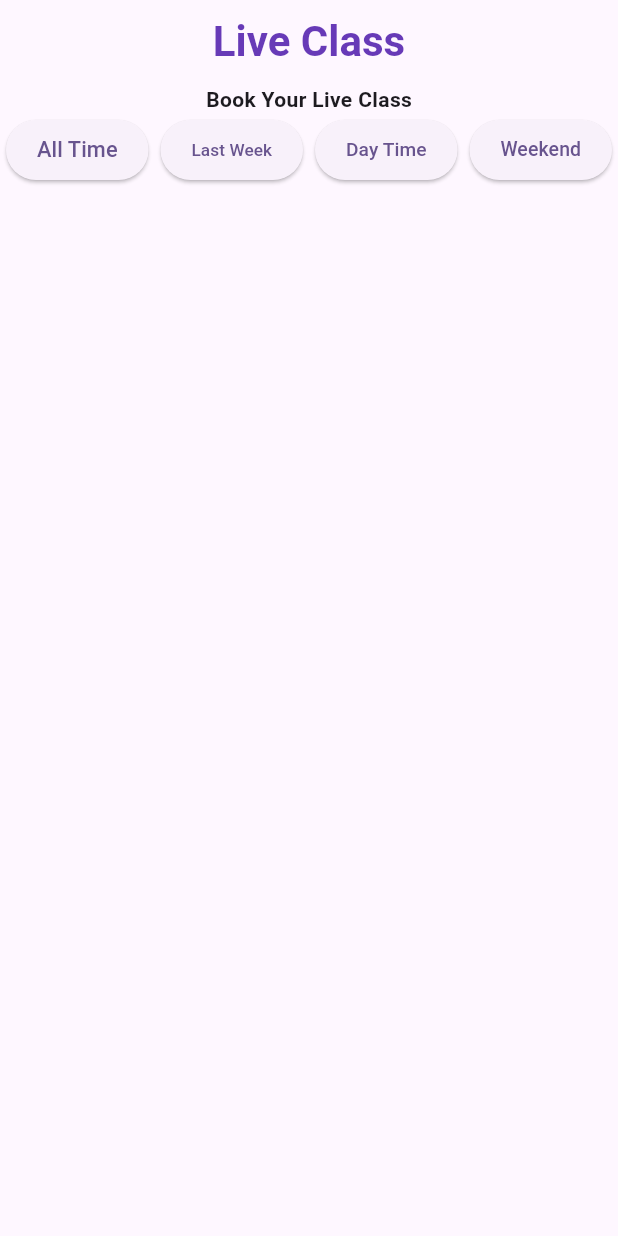
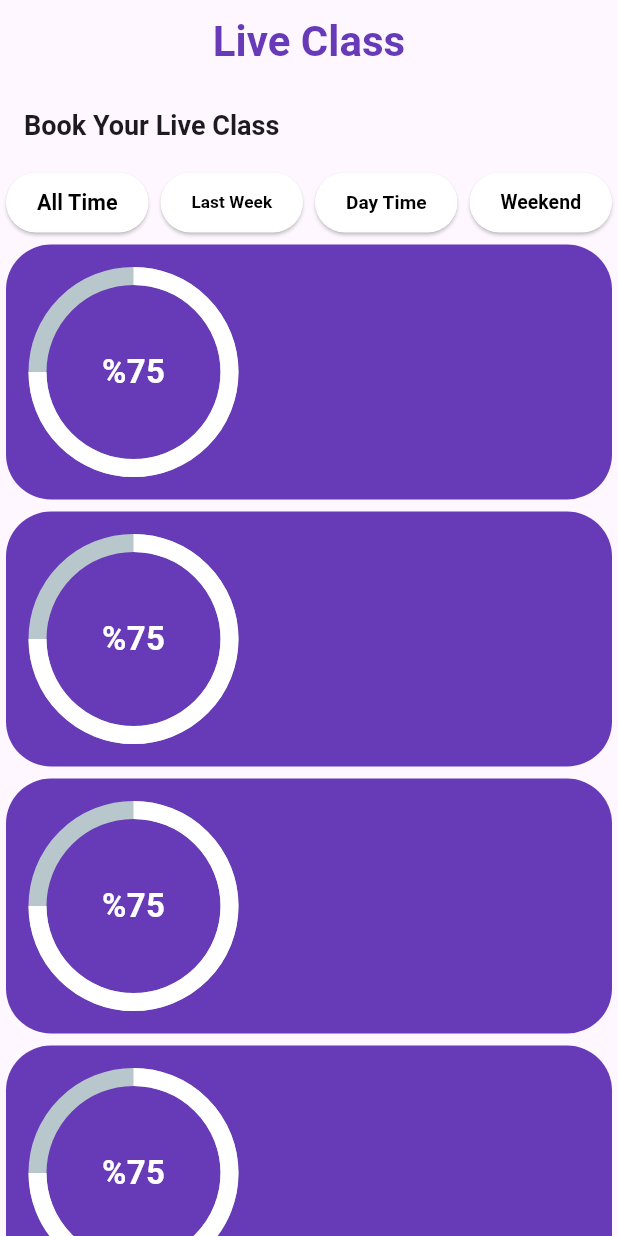
Before and after one commit to uluckabd/flutter_design_draft, a Flutter app: the screen it shows after launch, on a phone screen of 412 x 824 dp. Run offline on Flutter 3.47's test engine with Material 3 defaults, Android fonts, the phone set to English and light mode, and no system bars; drawn by our look-alikes of percent_indicator.

Commit message:
card tasarımı yapıldı

```diff
--- a/lib/Babble_App/CoursesPage.dart
+++ b/lib/Babble_App/CoursesPage.dart
@@ -1,4 +1,5 @@
 import 'package:flutter/material.dart';
+import 'package:percent_indicator/circular_percent_indicator.dart';
 
 class CoursesPage extends StatefulWidget {
   const CoursesPage({super.key});
@@ -20,58 +21,120 @@ class _CoursesPageState extends State<CoursesPage> {
           ).textTheme.headlineLarge?.copyWith(color: Colors.deepPurple),
         ),
       ),
-      body: Column(
+      body: Expanded(
+        child: Column(
+          crossAxisAlignment: CrossAxisAlignment.start,
           children: [
-          Text("Book Your Live Class"),
+            Padding(
+              padding: const EdgeInsets.all(16.0),
+              child: Text(
+                "Book Your Live Class",
+                style: Theme.of(context).textTheme.headlineMedium,
+              ),
+            ),
 
             Row(
               mainAxisAlignment: MainAxisAlignment.spaceEvenly,
               children: [
-              Expanded(
-                // Buton 1
-                child: Padding(
-                  // Butonlar arasına boşluk
-                  padding: const EdgeInsets.symmetric(horizontal: 4.0),
-                  child: ElevatedButton(
-                    onPressed: () {},
-                    child: FittedBox(child: Text("All Time")),
-                  ),
-                ),
+                topbuttons(ButtonText: "All Time"),
+                topbuttons(ButtonText: "Last Week"),
+                topbuttons(ButtonText: "Day Time"),
+                topbuttons(ButtonText: "Weekend"),
+              ],
             ),
             Expanded(
-                // Buton 2
-                child: Padding(
-                  padding: const EdgeInsets.symmetric(horizontal: 4.0),
-                  child: ElevatedButton(
-                    onPressed: () {},
-                    child: FittedBox(child: Text("Last Week")),
-                  ),
-                ),
-              ),
-              Expanded(
-                // Buton 3
-                child: Padding(
-                  padding: const EdgeInsets.symmetric(horizontal: 4.0),
-                  child: ElevatedButton(
-                    onPressed: () {},
-                    child: FittedBox(child: Text("Day Time")),
-                  ),
-                ),
-              ),
-              Expanded(
-                // Buton 4
-                child: Padding(
-                  padding: const EdgeInsets.symmetric(horizontal: 4.0),
-                  child: ElevatedButton(
-                    onPressed: () {},
-                    child: FittedBox(child: Text("Weekend")),
+              child: SingleChildScrollView(
+                child: Column(
+                  children: [
+                    bodycard(),
+                    bodycard(),
+                    bodycard(),
+                    bodycard(),
+                    bodycard(),
+                  ],
                 ),
               ),
             ),
           ],
+        ),
+      ),
+    );
+  }
+}
+
+class bodycard extends StatelessWidget {
+  const bodycard({super.key});
+
+  @override
+  Widget build(BuildContext context) {
+    return Card(
+      shape: RoundedRectangleBorder(
+        borderRadius: BorderRadiusGeometry.circular(30),
+      ),
+      color: Colors.deepPurple,
+      elevation: 0,
+      child: Row(
+        crossAxisAlignment: CrossAxisAlignment.center,
+        children: [
+          Padding(
+            padding: const EdgeInsets.all(15.0),
+            child: CircularPercentIndicator(
+              radius: 70.0, // büyükluk
+              lineWidth: 12.0, //kalınlık
+              percent: 0.75,
+              progressColor: Colors.white,
+              center: Text(
+                "%75",
+                style: TextStyle(
+                  fontSize: 22,
+                  fontWeight: FontWeight.bold,
+                  color: Colors.white,
+                ),
+              ),
+
+              //yüzde
+            ),
+          ),
+          Expanded(
+            child: Column(
+              mainAxisAlignment: MainAxisAlignment.center,
+              crossAxisAlignment: CrossAxisAlignment.start,
+
+              children: [],
+            ),
           ),
         ],
       ),
     );
   }
 }
+
+class topbuttons extends StatelessWidget {
+  const topbuttons({super.key, required this.ButtonText});
+
+  final String ButtonText;
+
+  @override
+  Widget build(BuildContext context) {
+    return Expanded(
+      // Buton 1
+      child: Padding(
+        // Butonlar arasına boşluk
+        padding: const EdgeInsets.symmetric(horizontal: 4.0),
+        child: ElevatedButton(
+          style: ElevatedButton.styleFrom(
+            backgroundColor: Colors.white,
+            foregroundColor: Colors.black,
+          ),
+          onPressed: () {},
+          child: FittedBox(
+            child: Text(
+              "$ButtonText",
+              style: TextStyle(fontWeight: FontWeight.bold),
+            ),
+          ),
+        ),
+      ),
+    );
+  }
+}
```
Lines whose indentation alone changed are shown as unchanged.
